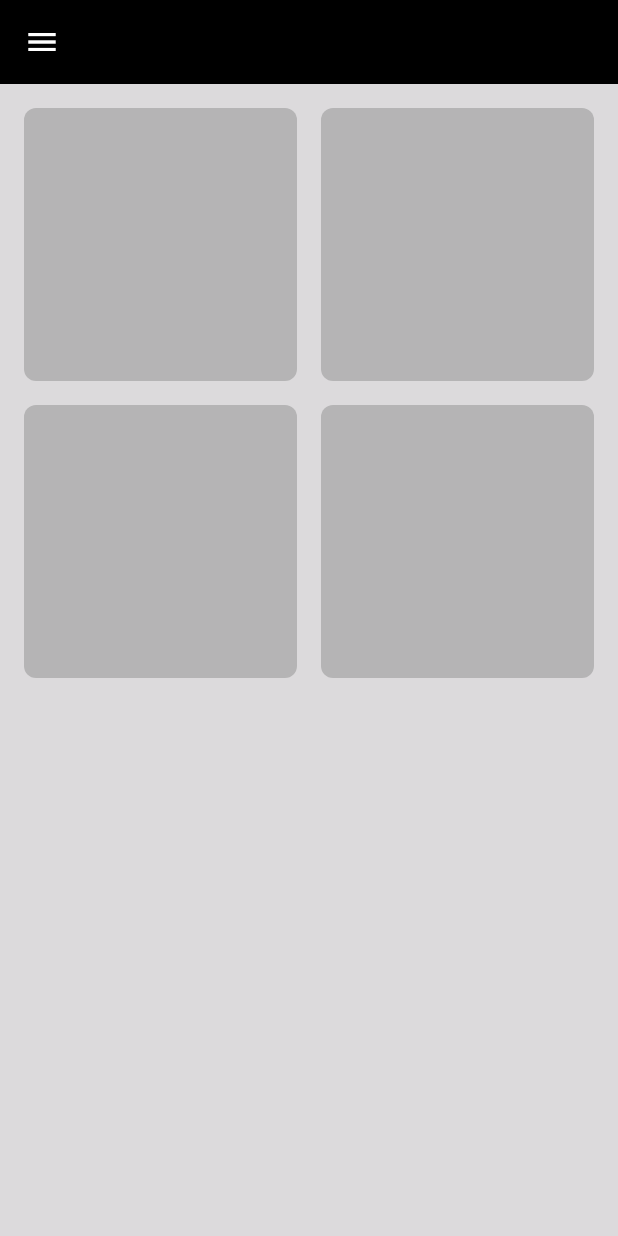
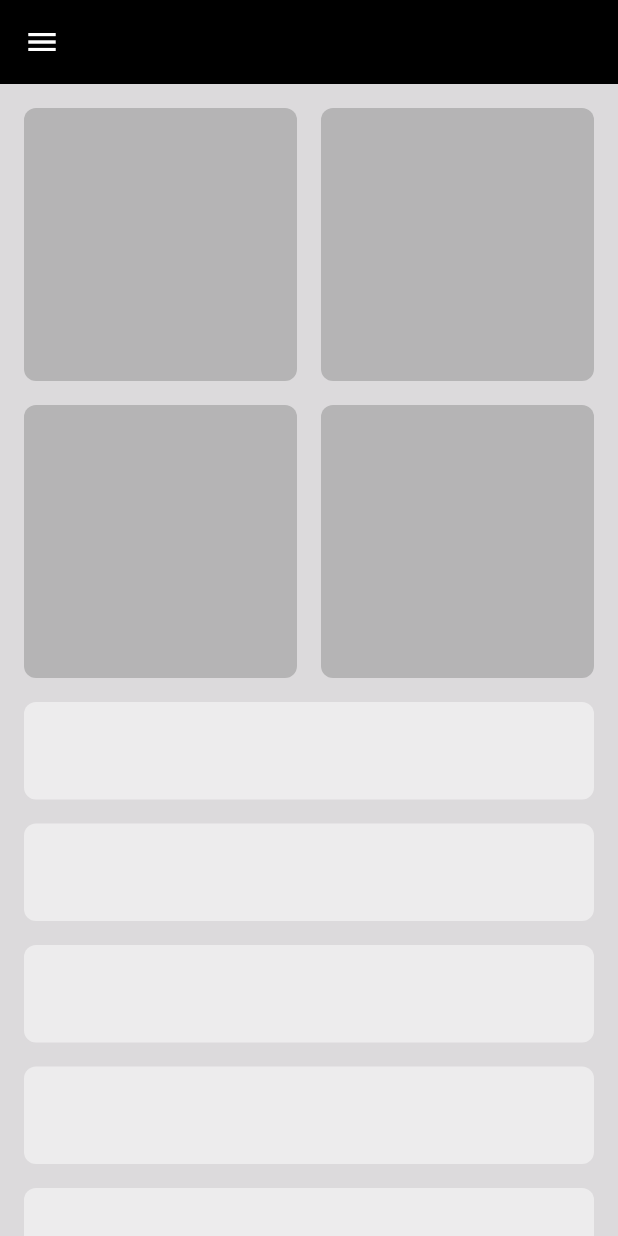
Before and after one commit to KingNarmar/adaptaive_app, a Flutter app: the screen it shows after launch, on a phone screen of 412 x 824 dp. Run offline on Flutter 3.47's test engine with Material 3 defaults, Android fonts, the light colour scheme and no system bars.

Commit message:
Custom sliver List Done

```diff
--- /dev/null
+++ b/lib/widgets/custom_item2.dart
@@ -0,0 +1,15 @@
+import 'package:flutter/material.dart';
+
+class CustomItem2 extends StatelessWidget {
+  const CustomItem2({super.key});
+
+  @override
+  Widget build(BuildContext context) {
+    return Container(
+      height: 65,
+      decoration: BoxDecoration(
+          color: const Color(0xffEDECED),
+          borderRadius: BorderRadius.circular(8)),
+    );
+  }
+}
--- a/lib/widgets/home_screen_body.dart
+++ b/lib/widgets/home_screen_body.dart
@@ -1,4 +1,5 @@
 import 'package:adaptaive_app/widgets/custom_sliver_grid.dart';
+import 'package:adaptaive_app/widgets/custom_sliver_list.dart';
 import 'package:flutter/material.dart';
 
 class HomeScreenBody extends StatelessWidget {
@@ -11,10 +12,12 @@ class HomeScreenBody extends StatelessWidget {
       child: CustomScrollView(
         slivers: [
           SliverToBoxAdapter(
-              child: SizedBox(
-            height: 16,
-          )),
+            child: SizedBox(
+              height: 16,
+            ),
+          ),
           CustomSliverGrid(),
+          CustomSliverList()
         ],
       ),
     );
```
Also changed, not shown: lib/widgets/custom_sliver_list.dart (added, +19 -0 lines).
